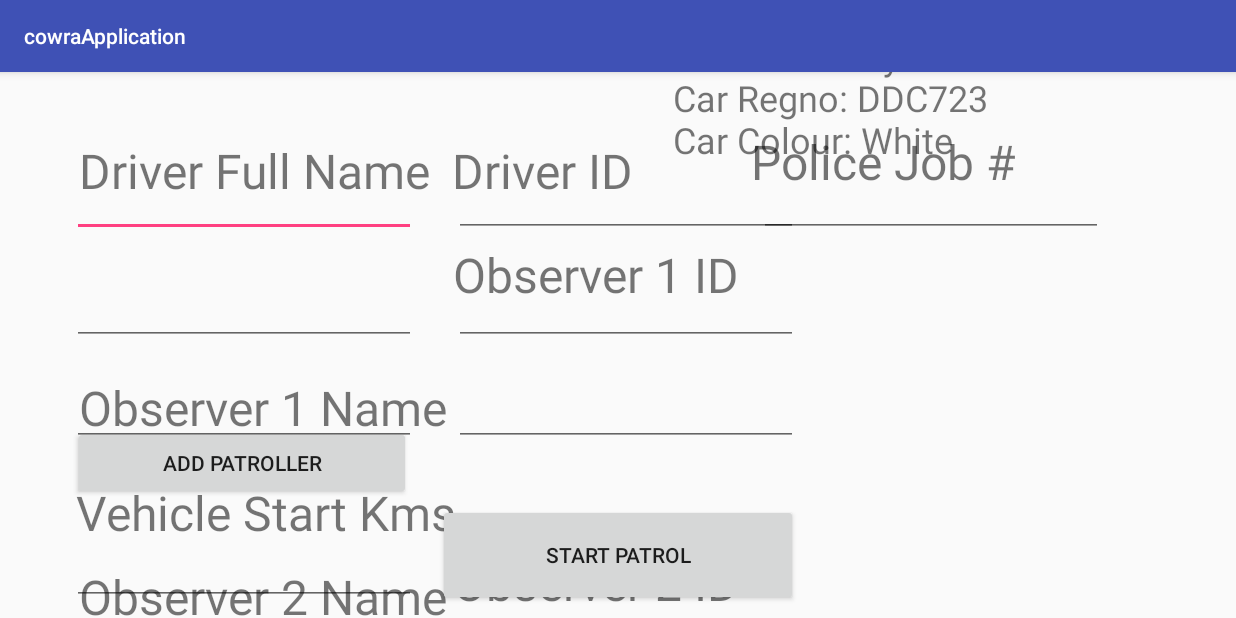
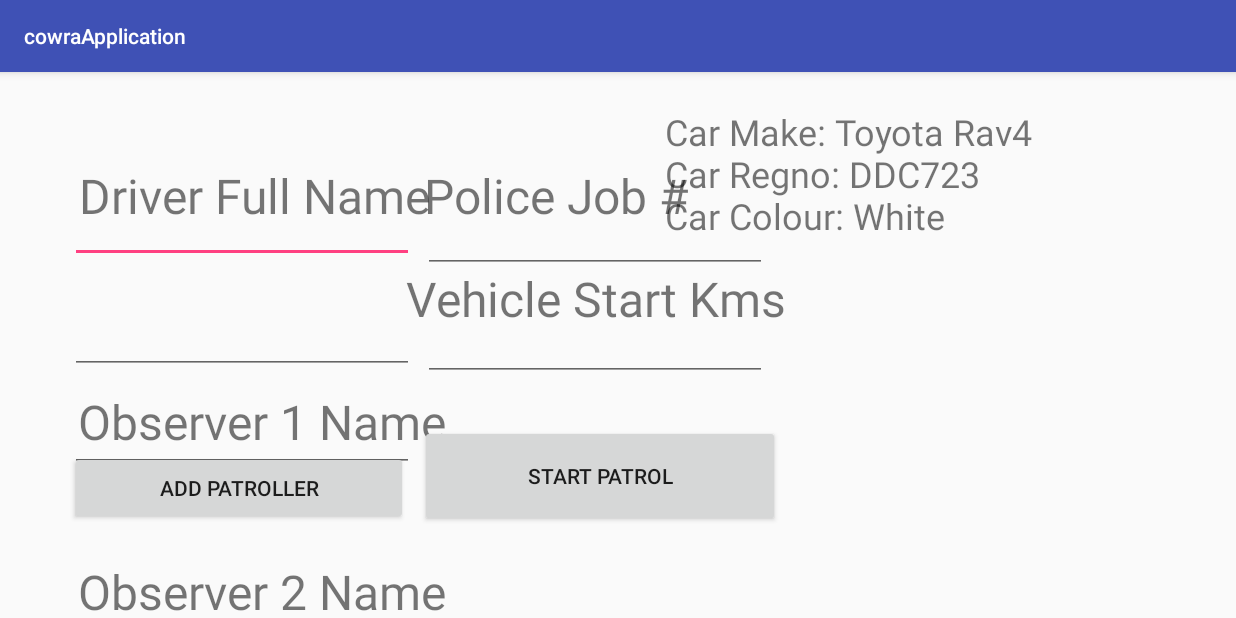
Before and after one commit to tillerD/cowraApplication, an Android app: the screen it shows after launch (SignIn), on a phone screen of 824 x 412 dp (held sideways). Run offline under Robolectric (Android 15) with nearby library versions, the phone set to English and light mode, and no system bars.

```diff
--- a/app/build.gradle
+++ b/app/build.gradle
@@ -20,11 +20,12 @@ android {
 }
 
 dependencies {
-    compile fileTree(dir: 'libs', include: ['*.jar'])
+    compile fileTree(include: ['*.jar'], dir: 'libs')
     androidTestCompile('com.android.support.test.espresso:espresso-core:2.2.2', {
         exclude group: 'com.android.support', module: 'support-annotations'
     })
     compile 'com.android.support:appcompat-v7:25.3.1'
     compile 'com.android.support.constraint:constraint-layout:1.0.2'
     testCompile 'junit:junit:4.12'
+    compile files('libs/opencsv-4.0.jar')
 }
--- a/app/src/main/res/layout/login.xml
+++ b/app/src/main/res/layout/login.xml
@@ -30,7 +30,7 @@
         android:layout_marginTop="16dp"
         app:layout_constraintBottom_toBottomOf="parent"
         android:layout_marginBottom="16dp"
-        app:layout_constraintVertical_bias="0.099"
+        app:layout_constraintVertical_bias="0.157"
         android:layout_marginStart="16dp"
         android:layout_marginEnd="16dp" />
 
@@ -44,12 +44,12 @@
         app:layout_constraintLeft_toLeftOf="parent"
         android:layout_marginRight="16dp"
         app:layout_constraintRight_toRightOf="parent"
-        app:layout_constraintHorizontal_bias="0.068"
+        app:layout_constraintHorizontal_bias="0.067"
         app:layout_constraintTop_toTopOf="@+id/guideline"
         android:layout_marginTop="177dp"
         app:layout_constraintBottom_toBottomOf="parent"
         android:layout_marginBottom="16dp"
-        app:layout_constraintVertical_bias="0.046"
+        app:layout_constraintVertical_bias="0.13"
         android:layout_marginStart="16dp"
         android:layout_marginEnd="16dp" />
 
@@ -63,12 +63,12 @@
         app:layout_constraintRight_toRightOf="parent"
         android:layout_marginLeft="16dp"
         app:layout_constraintLeft_toLeftOf="parent"
-        app:layout_constraintHorizontal_bias="0.068"
+        app:layout_constraintHorizontal_bias="0.067"
         app:layout_constraintTop_toTopOf="parent"
         android:layout_marginTop="329dp"
         app:layout_constraintBottom_toBottomOf="parent"
         android:layout_marginBottom="16dp"
-        app:layout_constraintVertical_bias="0.065"
+        app:layout_constraintVertical_bias="0.19"
         android:layout_marginStart="16dp"
         android:layout_marginEnd="16dp" />
 
@@ -82,69 +82,11 @@
         app:layout_constraintRight_toRightOf="parent"
         android:layout_marginLeft="16dp"
         app:layout_constraintLeft_toLeftOf="parent"
-        app:layout_constraintHorizontal_bias="0.068"
         app:layout_constraintBottom_toBottomOf="parent"
         android:layout_marginBottom="16dp"
         app:layout_constraintTop_toTopOf="parent"
         android:layout_marginTop="16dp"
-        app:layout_constraintVertical_bias="0.915"
-        android:layout_marginStart="16dp"
-        android:layout_marginEnd="16dp" />
-
-    <TextView
-        android:id="@+id/DriverIDLabel"
-        android:layout_width="230dp"
-        android:layout_height="48dp"
-        android:textSize="32dp"
-        android:text="Driver ID"
-        android:layout_marginLeft="16dp"
-        app:layout_constraintLeft_toLeftOf="parent"
-        android:layout_marginRight="16dp"
-        app:layout_constraintRight_toRightOf="parent"
-        app:layout_constraintBottom_toBottomOf="parent"
-        android:layout_marginBottom="16dp"
-        app:layout_constraintTop_toTopOf="parent"
-        android:layout_marginTop="16dp"
-        app:layout_constraintHorizontal_bias="0.508"
-        app:layout_constraintVertical_bias="0.099"
-        android:layout_marginStart="16dp"
-        android:layout_marginEnd="16dp" />
-
-    <TextView
-        android:id="@+id/Ob1IDLabel"
-        android:layout_width="230dp"
-        android:layout_height="48dp"
-        android:textSize="32dp"
-        android:text="Observer 1 ID"
-        android:layout_marginRight="16dp"
-        app:layout_constraintRight_toRightOf="parent"
-        android:layout_marginLeft="16dp"
-        app:layout_constraintLeft_toLeftOf="parent"
-        app:layout_constraintBottom_toBottomOf="parent"
-        android:layout_marginBottom="16dp"
-        app:layout_constraintTop_toTopOf="parent"
-        android:layout_marginTop="16dp"
-        app:layout_constraintVertical_bias="0.343"
-        app:layout_constraintHorizontal_bias="0.509"
-        android:layout_marginStart="16dp"
-        android:layout_marginEnd="16dp" />
-
-    <TextView
-        android:id="@+id/Ob2IDLabel"
-        android:layout_width="230dp"
-        android:layout_height="48dp"
-        android:textSize="32dp"
-        android:text="Observer 2 ID"
-        app:layout_constraintTop_toTopOf="parent"
-        android:layout_marginTop="320dp"
-        app:layout_constraintBottom_toBottomOf="parent"
-        android:layout_marginBottom="16dp"
-        android:layout_marginRight="16dp"
-        app:layout_constraintRight_toRightOf="parent"
-        android:layout_marginLeft="16dp"
-        app:layout_constraintLeft_toLeftOf="parent"
-        app:layout_constraintHorizontal_bias="0.509"
-        app:layout_constraintVertical_bias="0.096"
+        app:layout_constraintVertical_bias="0.404"
         android:layout_marginStart="16dp"
         android:layout_marginEnd="16dp" />
 
@@ -162,8 +104,8 @@
         app:layout_constraintLeft_toLeftOf="parent"
         android:layout_marginRight="16dp"
         app:layout_constraintRight_toRightOf="parent"
-        app:layout_constraintHorizontal_bias="0.862"
-        app:layout_constraintVertical_bias="0.077"
+        app:layout_constraintHorizontal_bias="0.474"
+        app:layout_constraintVertical_bias="0.157"
         android:layout_marginStart="16dp"
         android:layout_marginEnd="16dp" />
 
@@ -175,11 +117,11 @@
         android:inputType="textPersonName"
         android:textSize="20dp"
         app:layout_constraintBottom_toBottomOf="parent"
-        app:layout_constraintHorizontal_bias="0.081"
+        app:layout_constraintHorizontal_bias="0.078"
         app:layout_constraintLeft_toLeftOf="parent"
         app:layout_constraintRight_toRightOf="parent"
         app:layout_constraintTop_toTopOf="parent"
-        app:layout_constraintVertical_bias="0.196" />
+        app:layout_constraintVertical_bias="0.252" />
 
     <EditText
         android:id="@+id/ob1NameField"
@@ -191,10 +133,10 @@
         android:text=""
         app:layout_constraintRight_toRightOf="parent"
         app:layout_constraintLeft_toLeftOf="parent"
-        app:layout_constraintHorizontal_bias="0.081"
+        app:layout_constraintHorizontal_bias="0.078"
         app:layout_constraintBottom_toBottomOf="parent"
         app:layout_constraintTop_toTopOf="parent"
-        app:layout_constraintVertical_bias="0.424" />
+        app:layout_constraintVertical_bias="0.486" />
 
     <EditText
         android:id="@+id/ob2NameField"
@@ -206,10 +148,10 @@
         android:text=""
         app:layout_constraintRight_toRightOf="parent"
         app:layout_constraintLeft_toLeftOf="parent"
-        app:layout_constraintHorizontal_bias="0.081"
+        app:layout_constraintHorizontal_bias="0.078"
         app:layout_constraintBottom_toBottomOf="parent"
         app:layout_constraintTop_toTopOf="parent"
-        app:layout_constraintVertical_bias="0.637" />
+        app:layout_constraintVertical_bias="0.692" />
 
     <EditText
         android:id="@+id/vecStartField"
@@ -221,54 +163,10 @@
         android:text=""
         app:layout_constraintBottom_toBottomOf="parent"
         app:layout_constraintTop_toTopOf="parent"
-        app:layout_constraintVertical_bias="0.973"
+        app:layout_constraintVertical_bias="0.499"
         app:layout_constraintRight_toRightOf="parent"
         app:layout_constraintLeft_toLeftOf="parent"
-        app:layout_constraintHorizontal_bias="0.081" />
-
-    <EditText
-        android:id="@+id/driverIDField"
-        android:layout_width="229dp"
-        android:layout_height="48dp"
-        android:ems="10"
-        android:inputType="textPersonName"
-        android:text=""
-        app:layout_constraintRight_toRightOf="parent"
-        app:layout_constraintLeft_toLeftOf="parent"
-        app:layout_constraintHorizontal_bias="0.509"
-        app:layout_constraintBottom_toBottomOf="parent"
-        app:layout_constraintTop_toTopOf="parent"
-        app:layout_constraintVertical_bias="0.196" />
-
-    <EditText
-        android:id="@+id/ob1IDField"
-        android:layout_width="229dp"
-        android:layout_height="48dp"
-        android:ems="10"
-        android:textSize="20dp"
-        android:inputType="textPersonName"
-        android:text=""
-        app:layout_constraintRight_toRightOf="parent"
-        app:layout_constraintLeft_toLeftOf="parent"
-        app:layout_constraintHorizontal_bias="0.509"
-        app:layout_constraintBottom_toBottomOf="parent"
-        app:layout_constraintTop_toTopOf="parent"
-        app:layout_constraintVertical_bias="0.424" />
-
-    <EditText
-        android:id="@+id/ob2IDField"
-        android:layout_width="229dp"
-        android:layout_height="48dp"
-        android:ems="10"
-        android:textSize="20dp"
-        android:inputType="textPersonName"
-        android:text=""
-        app:layout_constraintRight_toRightOf="parent"
-        app:layout_constraintLeft_toLeftOf="parent"
-        app:layout_constraintHorizontal_bias="0.509"
-        app:layout_constraintBottom_toBottomOf="parent"
-        app:layout_constraintTop_toTopOf="parent"
-        app:layout_constraintVertical_bias="0.637" />
+        app:layout_constraintHorizontal_bias="0.474" />
 
     <EditText
         android:id="@+id/policeJobNumID"
@@ -280,10 +178,10 @@
         android:text=""
         app:layout_constraintRight_toRightOf="parent"
         app:layout_constraintLeft_toLeftOf="parent"
-        app:layout_constraintHorizontal_bias="0.851"
+        app:layout_constraintHorizontal_bias="0.474"
         app:layout_constraintBottom_toBottomOf="parent"
         app:layout_constraintTop_toTopOf="parent"
-        app:layout_constraintVertical_bias="0.196" />
+        app:layout_constraintVertical_bias="0.273" />
 
     <Button
         android:id="@+id/startButton"
@@ -294,7 +192,8 @@
         app:layout_constraintLeft_toLeftOf="parent"
         app:layout_constraintBottom_toBottomOf="parent"
         app:layout_constraintTop_toTopOf="parent"
-        app:layout_constraintVertical_bias="0.973" />
+        app:layout_constraintVertical_bias="0.796"
+        app:layout_constraintHorizontal_bias="0.479" />
 
     <Button
         android:id="@+id/addUser"
@@ -302,11 +201,11 @@
         android:layout_height="49dp"
         android:text="Add Patroller"
         app:layout_constraintBottom_toBottomOf="parent"
-        app:layout_constraintHorizontal_bias="0.081"
+        app:layout_constraintHorizontal_bias="0.078"
         app:layout_constraintLeft_toLeftOf="parent"
         app:layout_constraintRight_toRightOf="parent"
         app:layout_constraintTop_toTopOf="parent"
-        app:layout_constraintVertical_bias="0.749" />
+        app:layout_constraintVertical_bias="0.804" />
 
     <TextView
         android:id="@+id/patrolInfo"
@@ -322,13 +221,11 @@
         android:layout_marginTop="16dp"
         android:gravity="top|left"
         app:layout_constraintBottom_toBottomOf="parent"
-        app:layout_constraintHorizontal_bias="0.965"
+        app:layout_constraintHorizontal_bias="0.953"
         app:layout_constraintLeft_toLeftOf="parent"
         app:layout_constraintRight_toRightOf="parent"
         app:layout_constraintTop_toTopOf="parent"
-        app:layout_constraintVertical_bias="1.0"
-        tools:layout_editor_absoluteY="215dp"
-        tools:layout_editor_absoluteX="890dp" />
+        app:layout_constraintVertical_bias="0.497" />
 
     <android.support.constraint.Guideline
         android:layout_width="wrap_content"
```
Also changed, not shown: app/src/main/java/com/weltec/dylan/cowraapplication/BackgroundWorker.java (+24 -6 lines), app/src/main/java/com/weltec/dylan/cowraapplication/SignIn.java (+64 -34 lines).
